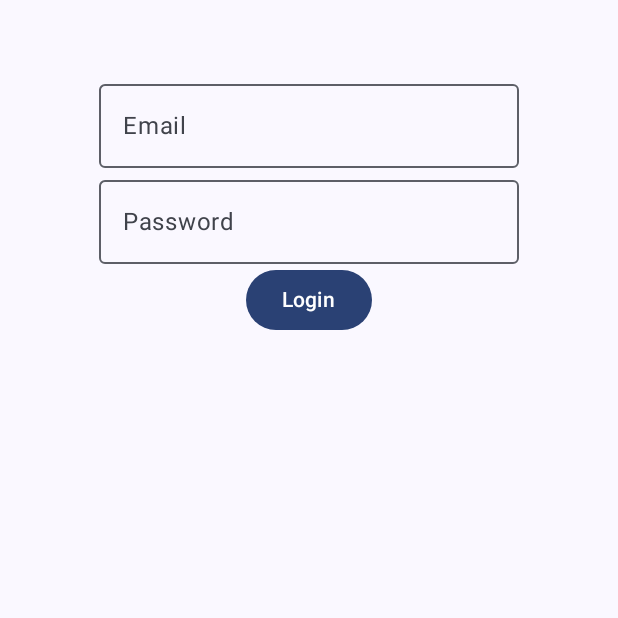
After one commit to kobadevv/csc441-android-mohamed, an Android app built with Jetpack Compose: the composable LoginScreen shown on its own in the app's theme, on a phone screen of 412 x 824 dp, the top half of it. The commit adds this screen. Run offline under Robolectric (Android 15) with nearby library versions, the phone set to English and light mode, and no system bars.

Commit message:
S22 done (Lab 22/S22 complete)

```diff
--- /dev/null
+++ b/app/src/main/java/edu/lemoyne/campusapp/LoginScreen.kt
@@ -0,0 +1,39 @@
+package edu.lemoyne.campusapp
+import androidx.compose.foundation.layout.*
+import androidx.compose.material3.*
+import androidx.compose.runtime.*
+import androidx.compose.runtime.saveable.rememberSaveable
+import androidx.compose.ui.Alignment
+import androidx.compose.ui.Modifier
+import androidx.compose.ui.text.input.PasswordVisualTransformation
+import androidx.compose.ui.unit.dp
+@Composable
+fun LoginScreen(
+    state: LoginUIState,
+    onLogin: (String, String) -> Unit,
+    modifier: Modifier = Modifier
+) {
+    var email by rememberSaveable { mutableStateOf("") }
+    var password by rememberSaveable { mutableStateOf("") }
+    Column(
+        modifier = modifier.fillMaxSize().padding(top = 48.dp),
+        horizontalAlignment = Alignment.CenterHorizontally
+    ) {
+        OutlinedTextField(
+            value = email, onValueChange = { email = it },
+            label = { Text("Email") }, singleLine = true
+        )
+        OutlinedTextField(
+            value = password, onValueChange = { password = it },
+            label = { Text("Password") }, singleLine = true,
+            visualTransformation = PasswordVisualTransformation()
+        )
+        Button(
+            onClick = { onLogin(email, password) },
+            enabled = !state.loading
+        ) { Text("Login") }
+        if (state.failed) {
+            Text("Login failed", color = MaterialTheme.colorScheme.error)
+        }
+    }
+}
--- a/app/src/main/java/edu/lemoyne/campusapp/LoginViewModel.kt
+++ b/app/src/main/java/edu/lemoyne/campusapp/LoginViewModel.kt
@@ -5,6 +5,7 @@ import androidx.lifecycle.viewModelScope
 import kotlinx.coroutines.flow.MutableStateFlow
 import kotlinx.coroutines.flow.StateFlow
 import kotlinx.coroutines.launch
+import kotlinx.coroutines.flow.asStateFlow
 
 data class LoginUIState(
     val loading: Boolean = false,
@@ -15,6 +16,7 @@ class LoginViewModel: ViewModel() {
     private val repository = ShowcaseRepository()
     private val _state = MutableStateFlow(LoginUIState())
     val state: StateFlow<LoginUIState> = _state
+//    val state = _state.asStateFlow()
 
     fun login(email: String, password: String, onSuccess: (String) -> Unit) {
         viewModelScope.launch {
@@ -24,7 +26,7 @@ class LoginViewModel: ViewModel() {
                 _state.value = LoginUIState(loading = false)
                 onSuccess(token)
             } catch (error: Exception) {
-
+                _state.value = LoginUIState(failed = true)
             }
         }
     }
```
Also changed, not shown: app/src/main/java/edu/lemoyne/campusapp/CampusAppScreen.kt (+11 -6 lines), app/src/main/java/edu/lemoyne/campusapp/MainActivity.kt (+12 -1 lines), app/src/main/java/edu/lemoyne/campusapp/ShowcaseAPI.kt (+4 -3 lines), 2 other files.
